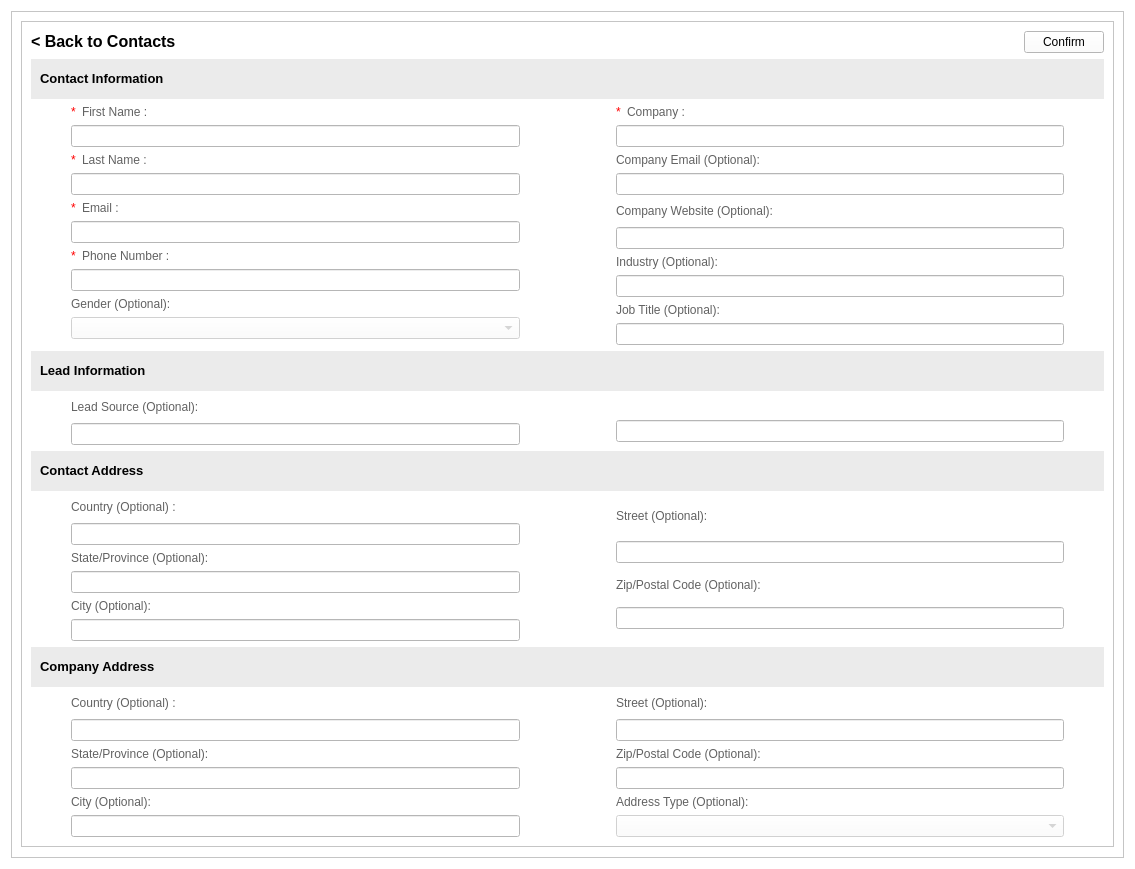
This is CRM/views/ui/contacts_view.ui in ImGaby123/SalesOptimizer-CRM as Qt 5 draws it before an edit. The edited form follows.
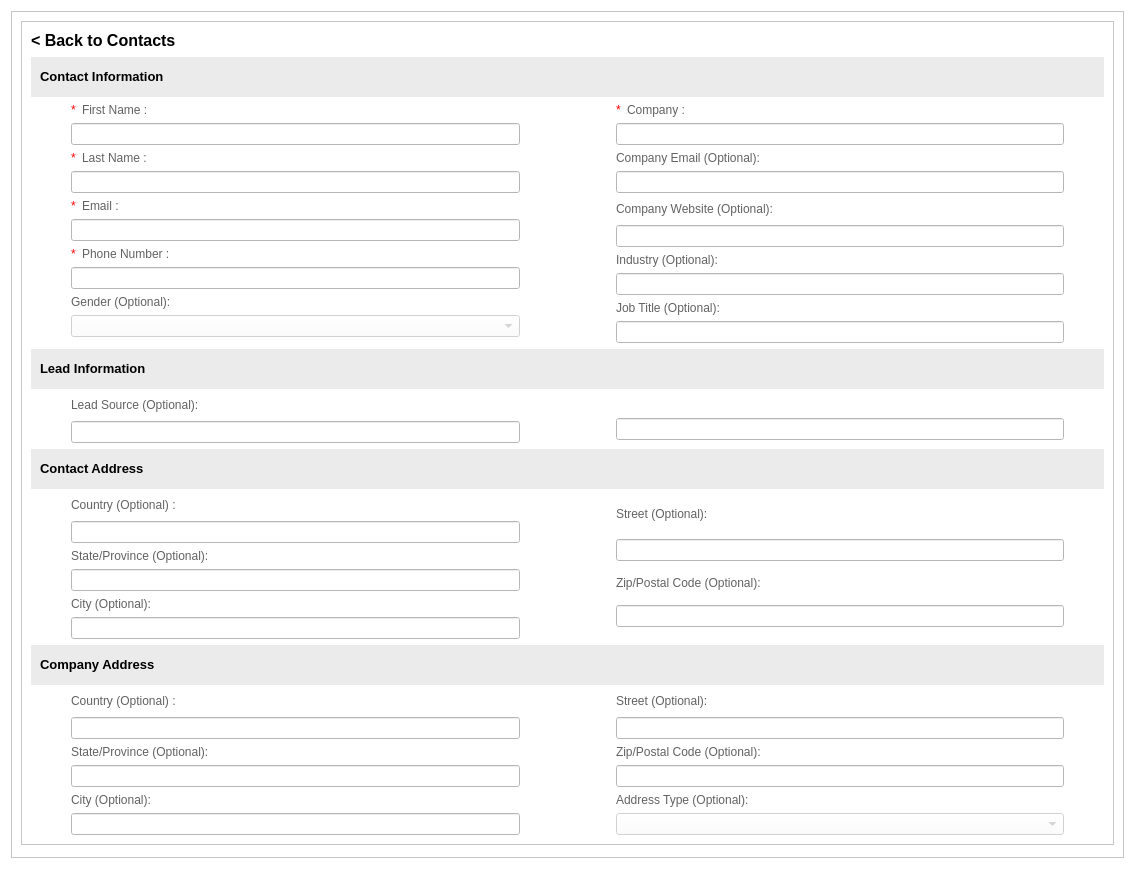
This is the edited form. Icons and pictures are not drawn.

Commit message: con_view rem btn

What changed in the file:
```diff
--- a/CRM/views/ui/contacts_view.ui
+++ b/CRM/views/ui/contacts_view.ui
@@ -46,7 +46,7 @@
         <x>0</x>
         <y>0</y>
         <width>1094</width>
-        <height>1049</height>
+        <height>1047</height>
        </rect>
       </property>
       <property name="sizePolicy">
@@ -1520,37 +1520,6 @@
               </property>
              </spacer>
             </item>
-            <item>
-             <widget class="QPushButton" name="save_btn">
-              <property name="sizePolicy">
-               <sizepolicy hsizetype="Preferred" vsizetype="Fixed">
-                <horstretch>0</horstretch>
-                <verstretch>0</verstretch>
-               </sizepolicy>
-              </property>
-              <property name="font">
-               <font>
-                <pointsize>9</pointsize>
-                <italic>false</italic>
-                <bold>false</bold>
-               </font>
-              </property>
-              <property name="cursor">
-               <cursorShape>PointingHandCursor</cursorShape>
-              </property>
-              <property name="styleSheet">
-               <string notr="true">QPushButton {
-}
-</string>
-              </property>
-              <property name="text">
-               <string>Confirm</string>
-              </property>
-              <property name="flat">
-               <bool>false</bool>
-              </property>
-             </widget>
-            </item>
            </layout>
           </item>
           <item row="7" column="1">
```
Left out of the diff: 1 changed line with no effect on the pictures. The commit also changes 1 other file.
